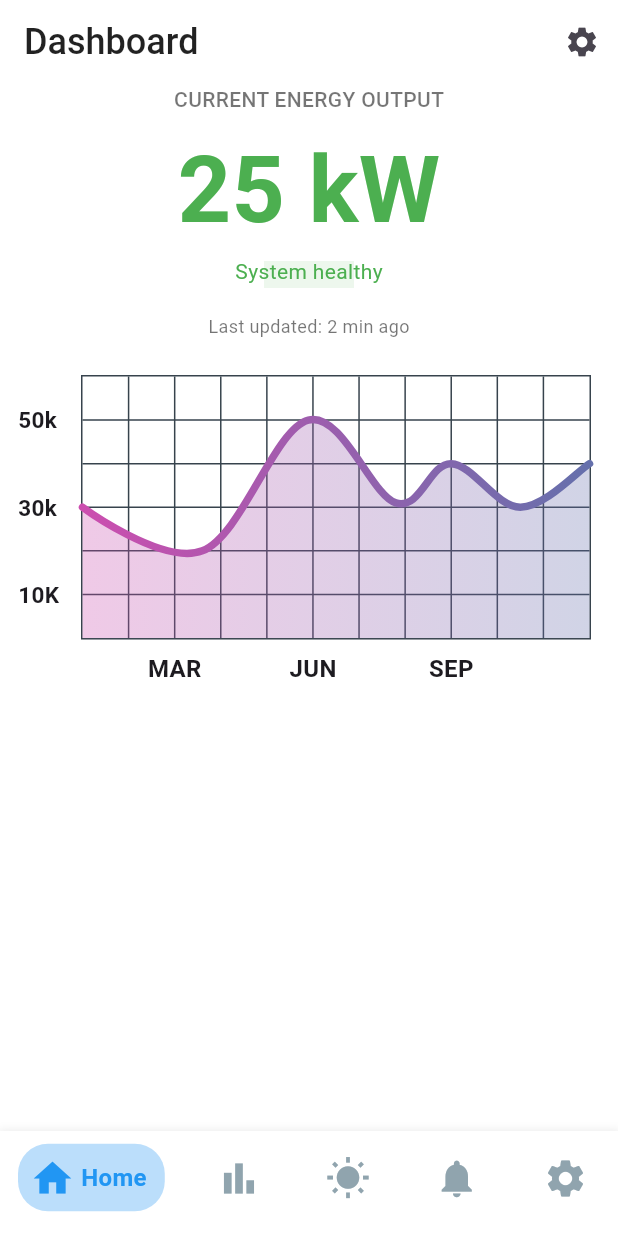
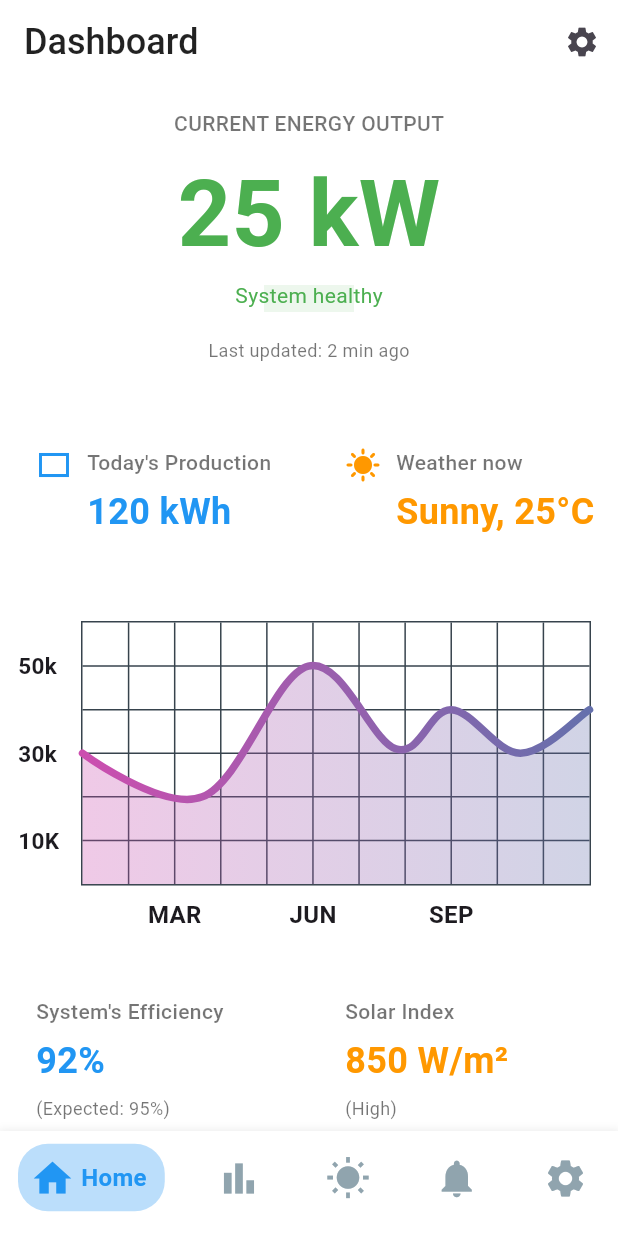
Before and after one commit to 7aku8/pv-forecast, a Flutter app: the screen it shows after launch, on a phone screen of 412 x 824 dp. Run offline on Flutter 3.47's test engine with Material 3 defaults, Android fonts, the light colour scheme and no system bars; drawn by our look-alikes of fl_chart; our stand-ins replace bloc, nb_utils; generated files the repository leaves out were written again.

Commit message:
feat: tiles on homepage

```diff
--- /dev/null
+++ b/lib/components/alert.dart
@@ -0,0 +1,10 @@
+import 'package:flutter/cupertino.dart';
+
+class Alert extends StatelessWidget {
+  const Alert({super.key});
+
+  @override
+  Widget build(BuildContext context) {
+    return const Text('Alert');
+  }
+}
--- /dev/null
+++ b/lib/components/efficiency.dart
@@ -0,0 +1,93 @@
+import 'package:flutter/material.dart';
+
+class Efficiency extends StatelessWidget {
+  const Efficiency({super.key});
+
+  @override
+  Widget build(BuildContext context) {
+    return Row(
+      children: [
+        Expanded(
+          child: Container(
+            padding: const EdgeInsets.all(16),
+            margin: const EdgeInsets.all(8),
+            decoration: BoxDecoration(
+              color: Colors.white,
+              borderRadius: BorderRadius.circular(8),
+            ),
+            child: const Column(
+              crossAxisAlignment: CrossAxisAlignment.start,
+              children: [
+                Text(
+                  "System's Efficiency",
+                  style: TextStyle(
+                    color: Colors.black54,
+                    fontWeight: FontWeight.w500,
+                    fontSize: 14,
+                  ),
+                ),
+                SizedBox(height: 6),
+                Text(
+                  '92%',
+                  style: TextStyle(
+                    color: Colors.blue,
+                    fontWeight: FontWeight.w600,
+                    fontSize: 24,
+                  ),
+                ),
+                SizedBox(height: 6),
+                Text(
+                  '(Expected: 95%)',
+                  style: TextStyle(
+                    color: Colors.black54,
+                    fontSize: 12,
+                  ),
+                ),
+              ],
+            ),
+          ),
+        ),
+        Expanded(
+          child: Container(
+            padding: const EdgeInsets.all(16),
+            margin: const EdgeInsets.all(8),
+            decoration: BoxDecoration(
+              color: Colors.white,
+              borderRadius: BorderRadius.circular(8),
+            ),
+            child: const Column(
+              crossAxisAlignment: CrossAxisAlignment.start,
+              children: [
+                Text(
+                  'Solar Index',
+                  style: TextStyle(
+                    color: Colors.black54,
+                    fontWeight: FontWeight.w500,
+                    fontSize: 14,
+                  ),
+                ),
+                SizedBox(height: 6),
+                Text(
+                  '850 W/m²',
+                  style: TextStyle(
+                    color: Colors.orange,
+                    fontWeight: FontWeight.w600,
+                    fontSize: 24,
+                  ),
+                ),
+                SizedBox(height: 6),
+                Text(
+                  '(High)',
+                  style: TextStyle(
+                    color: Colors.black54,
+                    fontSize: 12,
+                  ),
+                ),
+              ],
+            ),
+          ),
+        ),
+      ],
+    );
+  }
+}
--- /dev/null
+++ b/lib/components/tiles.dart
@@ -0,0 +1,91 @@
+import 'package:flutter/material.dart';
+
+class Tiles extends StatelessWidget {
+  const Tiles({super.key});
+
+  @override
+  Widget build(BuildContext context) {
+    return Row(
+      children: [
+        Expanded(
+          child: Container(
+            padding: const EdgeInsets.all(16),
+            margin: const EdgeInsets.all(8),
+            decoration: BoxDecoration(
+              color: Colors.white,
+              borderRadius: BorderRadius.circular(8),
+            ),
+            child: const Row(
+              crossAxisAlignment: CrossAxisAlignment.start,
+              children: [
+                Icon(Icons.rectangle_outlined, color: Colors.blue),
+                SizedBox(width: 10),
+                Column(
+                  crossAxisAlignment: CrossAxisAlignment.start,
+                  children: [
+                    Text(
+                      "Today's Production",
+                      style: TextStyle(
+                        color: Colors.black54,
+                        fontWeight: FontWeight.w500,
+                        fontSize: 14,
+                      ),
+                    ),
+                    SizedBox(height: 6),
+                    Text(
+                      '120 kWh',
+                      style: TextStyle(
+                        color: Colors.blue,
+                        fontWeight: FontWeight.w600,
+                        fontSize: 24,
+                      ),
+                    ),
+                  ],
+                ),
+              ],
+            ),
+          ),
+        ),
+        Expanded(
+          child: Container(
+            padding: const EdgeInsets.all(16),
+            margin: const EdgeInsets.all(8),
+            decoration: BoxDecoration(
+              color: Colors.white,
+              borderRadius: BorderRadius.circular(8),
+            ),
+            child: const Row(
+              crossAxisAlignment: CrossAxisAlignment.start,
+              children: [
+                Icon(Icons.sunny, color: Colors.orange,),
+                SizedBox(width: 10),
+                Column(
+                  crossAxisAlignment: CrossAxisAlignment.start,
+                  children: [
+                    Text(
+                      'Weather now',
+                      style: TextStyle(
+                        color: Colors.black54,
+                        fontWeight: FontWeight.w500,
+                        fontSize: 14,
+                      ),
+                    ),
+                    SizedBox(height: 6),
+                    Text(
+                      'Sunny, 25°C',
+                      style: TextStyle(
+                        color: Colors.orange,
+                        fontWeight: FontWeight.w600,
+                        fontSize: 24,
+                      ),
+                    ),
+                  ],
+                ),
+              ],
+            ),
+          ),
+        ),
+      ],
+    );
+  }
+}
--- a/lib/dashboard/view/dashboard_page.dart
+++ b/lib/dashboard/view/dashboard_page.dart
@@ -1,7 +1,9 @@
 import 'package:flutter/material.dart';
 import 'package:pv_forecast/components/bottom_nav.dart';
+import 'package:pv_forecast/components/efficiency.dart';
 import 'package:pv_forecast/components/energy_output.dart';
 import 'package:pv_forecast/components/main_chart.dart';
+import 'package:pv_forecast/components/tiles.dart';
 import 'package:pv_forecast/components/top_bar.dart';
 import 'package:pv_forecast/utils/colors.dart';
 
@@ -15,16 +17,22 @@ class DashboardPage extends StatefulWidget {
 class _DashboardPageState extends State<DashboardPage> {
   @override
   Widget build(BuildContext context) {
-    return const Scaffold(
+    return Scaffold(
       backgroundColor: backgroundColor,
-      appBar: TopBar(),
-      body: Column(
-        children: [
+      appBar: const TopBar(),
+      body: ListView(
+        children: const [
+          SizedBox(height: 16),
           EnergyOutput(),
+          SizedBox(height: 32),
+          Tiles(),
+          SizedBox(height: 8),
           MainChart(),
+          SizedBox(height: 8),
+          Efficiency(),
         ],
       ),
-      bottomNavigationBar: BottomNav(),
+      bottomNavigationBar: const BottomNav(),
     );
   }
 }
```
